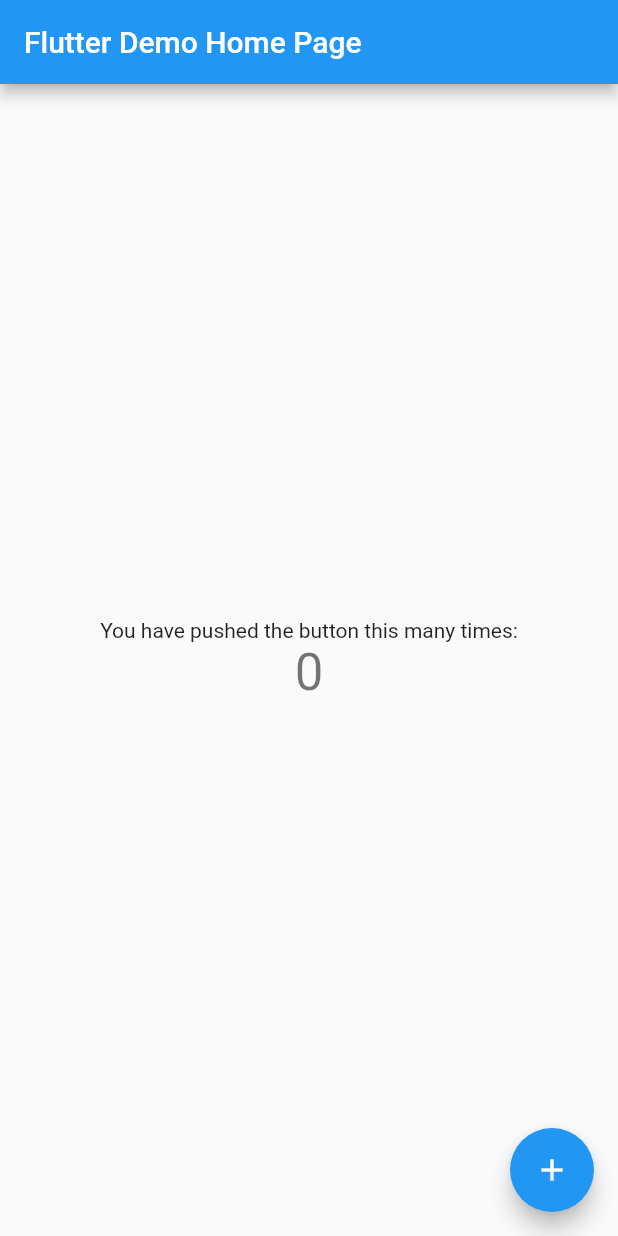
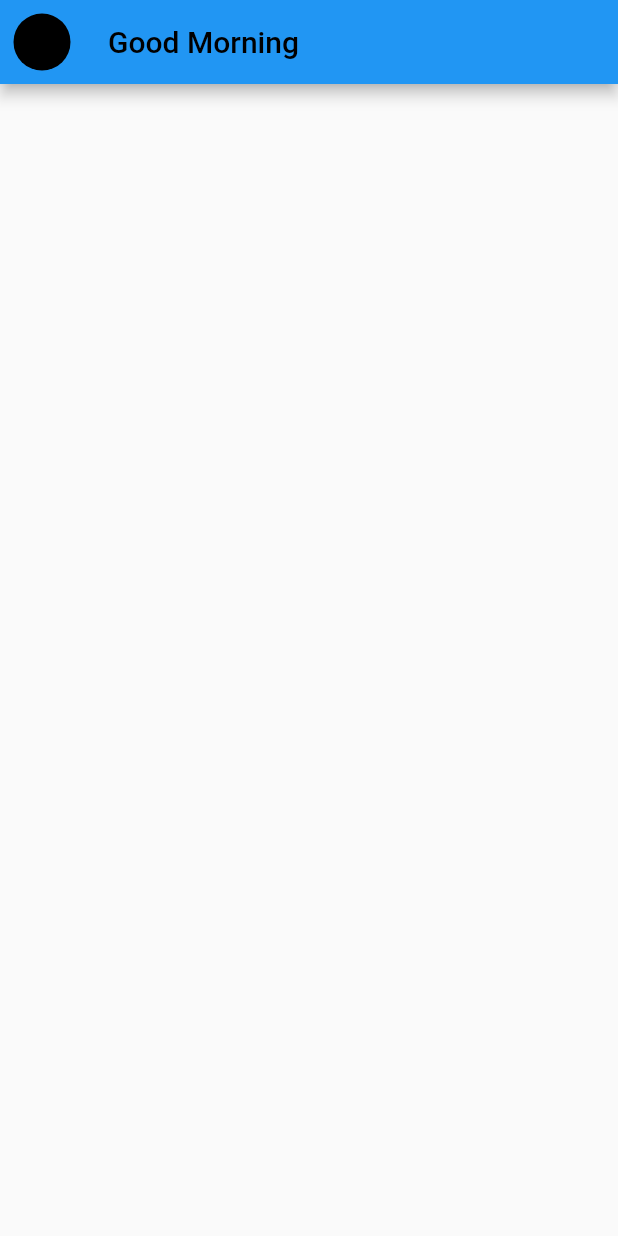
Before and after one commit to auliamnaufal/news_app, a Flutter app: the screen it shows after launch, on a phone screen of 412 x 824 dp. Run offline on Flutter 3.47's test engine with Material 2 defaults, Android fonts, the phone set to English and light mode, and no system bars; our stand-ins replace carousel_slider, google_fonts.

Commit message:
create homepage widget and all of the utils"

```diff
--- a/lib/main.dart
+++ b/lib/main.dart
@@ -1,4 +1,5 @@
 import 'package:flutter/material.dart';
+import 'package:news_app/screen/homepage.dart';
 
 void main() {
   runApp(const MyApp());
@@ -14,103 +15,10 @@ class MyApp extends StatelessWidget {
     return MaterialApp(
       title: 'Flutter Demo',
       theme: ThemeData(
-        // This is the theme of your application.
-        //
-        // Try running your application with "flutter run". You'll see the
-        // application has a blue toolbar. Then, without quitting the app, try
-        // changing the primarySwatch below to Colors.green and then invoke
-        // "hot reload" (press "r" in the console where you ran "flutter run",
-        // or simply save your changes to "hot reload" in a Flutter IDE).
-        // Notice that the counter didn't reset back to zero; the application
-        // is not restarted.
         primarySwatch: Colors.blue,
       ),
-      home: const MyHomePage(title: 'Flutter Demo Home Page'),
+      initialRoute: '/',
+      routes: {'/' : (context) => HomePage()}
     );
   }
 }
-
-class MyHomePage extends StatefulWidget {
-  const MyHomePage({Key? key, required this.title}) : super(key: key);
-
-  // This widget is the home page of your application. It is stateful, meaning
-  // that it has a State object (defined below) that contains fields that affect
-  // how it looks.
-
-  // This class is the configuration for the state. It holds the values (in this
-  // case the title) provided by the parent (in this case the App widget) and
-  // used by the build method of the State. Fields in a Widget subclass are
-  // always marked "final".
-
-  final String title;
-
-  @override
-  State<MyHomePage> createState() => _MyHomePageState();
-}
-
-class _MyHomePageState extends State<MyHomePage> {
-  int _counter = 0;
-
-  void _incrementCounter() {
-    setState(() {
-      // This call to setState tells the Flutter framework that something has
-      // changed in this State, which causes it to rerun the build method below
-      // so that the display can reflect the updated values. If we changed
-      // _counter without calling setState(), then the build method would not be
-      // called again, and so nothing would appear to happen.
-      _counter++;
-    });
-  }
-
-  @override
-  Widget build(BuildContext context) {
-    // This method is rerun every time setState is called, for instance as done
-    // by the _incrementCounter method above.
-    //
-    // The Flutter framework has been optimized to make rerunning build methods
-    // fast, so that you can just rebuild anything that needs updating rather
-    // than having to individually change instances of widgets.
-    return Scaffold(
-      appBar: AppBar(
-        // Here we take the value from the MyHomePage object that was created by
-        // the App.build method, and use it to set our appbar title.
-        title: Text(widget.title),
-      ),
-      body: Center(
-        // Center is a layout widget. It takes a single child and positions it
-        // in the middle of the parent.
-        child: Column(
-          // Column is also a layout widget. It takes a list of children and
-          // arranges them vertically. By default, it sizes itself to fit its
-          // children horizontally, and tries to be as tall as its parent.
-          //
-          // Invoke "debug painting" (press "p" in the console, choose the
-          // "Toggle Debug Paint" action from the Flutter Inspector in Android
-          // Studio, or the "Toggle Debug Paint" command in Visual Studio Code)
-          // to see the wireframe for each widget.
-          //
-          // Column has various properties to control how it sizes itself and
-          // how it positions its children. Here we use mainAxisAlignment to
-          // center the children vertically; the main axis here is the vertical
-          // axis because Columns are vertical (the cross axis would be
-          // horizontal).
-          mainAxisAlignment: MainAxisAlignment.center,
-          children: <Widget>[
-            const Text(
-              'You have pushed the button this many times:',
-            ),
-            Text(
-              '$_counter',
-              style: Theme.of(context).textTheme.headline4,
-            ),
-          ],
-        ),
-      ),
-      floatingActionButton: FloatingActionButton(
-        onPressed: _incrementCounter,
-        tooltip: 'Increment',
-        child: const Icon(Icons.add),
-      ), // This trailing comma makes auto-formatting nicer for build methods.
-    );
-  }
-}
--- /dev/null
+++ b/lib/screen/homepage.dart
@@ -0,0 +1,23 @@
+import 'package:flutter/material.dart';
+
+class HomePage extends StatelessWidget {
+  @override
+  Widget build(BuildContext context) {
+    return Scaffold(
+      appBar: AppBar(
+        leading: Container(
+          decoration: const BoxDecoration(color: Colors.black, shape: BoxShape.circle),
+          width: 10,
+          margin: const EdgeInsets.all(9),
+        ),
+        title: const Text(
+          "Good Morning",
+          style: TextStyle(
+            fontSize: 20,
+            color: Colors.black
+          )
+        ),
+      ),
+    );
+  }
+}
--- a/lib/utils/utils.dart
+++ b/lib/utils/utils.dart
@@ -22,7 +22,7 @@ TextStyle authorDateArticleHeadline =
     GoogleFonts.poppins(color: Colors.white, fontWeight: FontWeight.w500);
 
 TextStyle detailArticle =
-    GoogleFonts.poppins(color: Color(0xff091f33), fontWeight: FontWeight.w400);
+    GoogleFonts.poppins(color: const Color(0xff091f33), fontWeight: FontWeight.w400);
 
 TextStyle categoryArticle = GoogleFonts.poppins(
     color: Colors.white, fontWeight: FontWeight.w500, fontSize: 16);
--- a/pubspec.yaml
+++ b/pubspec.yaml
@@ -36,6 +36,7 @@ dependencies:
   cupertino_icons: ^1.0.2
   http: ^0.13.4
   google_fonts: ^2.3.0
+  carousel_slider: ^4.0.0
 
 dev_dependencies:
   flutter_test:
```
Also changed, not shown: lib/widget/carousel_widget.dart (added, +78 -0 lines), pubspec.lock.
